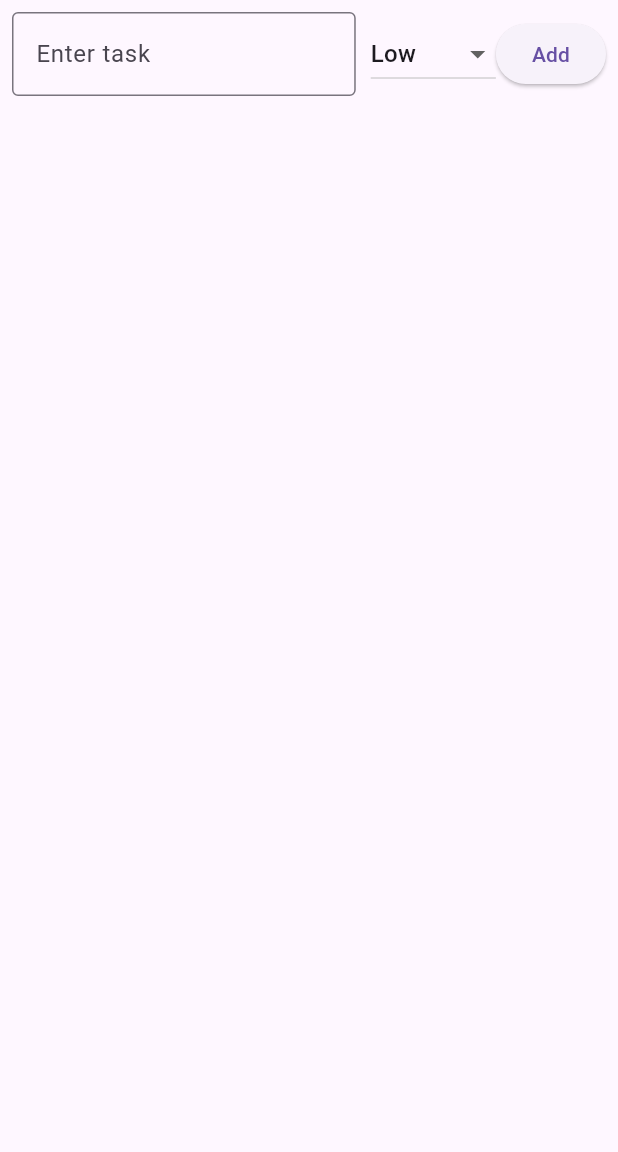
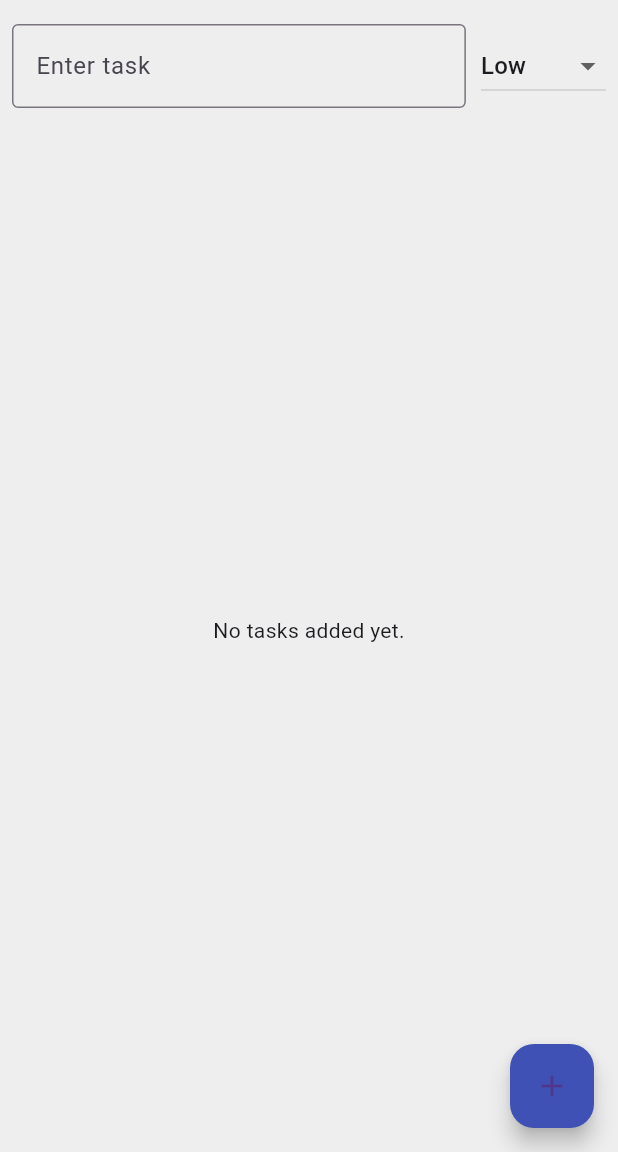
Before and after one commit to divya-jd/Flutter_task_manager_App, a Flutter app: the screen it shows after launch, on a phone screen of 412 x 824 dp, the part 84-1236 px from its top. Run offline on Flutter 3.47's test engine with Material 3 defaults, Android fonts, the phone set to English and light mode, and no system bars.

Commit message:
added separate section for ongoing and completed tasks with timestamp.

```diff
--- a/lib/main.dart
+++ b/lib/main.dart
@@ -1,73 +1,102 @@
 import 'package:flutter/material.dart';
+import 'package:intl/intl.dart'; // For date formatting
 
 void main() => runApp(TaskManagerApp());
 
+// Task model with name, completion status, priority, and timestamp
 class Task {
   String name;
+  bool isCompleted;
   String priority;
-  bool isCompleted;
+  DateTime? completedAt; // Completion timestamp
 
-  Task({
-    required this.name,
-    required this.priority,
-    this.isCompleted = false,
-  });
+  Task({required this.name, this.isCompleted = false, required this.priority});
 }
 
+// Main app for task management
 class TaskManagerApp extends StatelessWidget {
   @override
   Widget build(BuildContext context) {
     return MaterialApp(
+      title: 'Task Manager',
+      theme: ThemeData(
+        primarySwatch: Colors.indigo,
+        visualDensity: VisualDensity.adaptivePlatformDensity,
+      ),
       home: TaskListScreen(),
     );
   }
 }
 
+// Main screen widget for managing tasks
 class TaskListScreen extends StatefulWidget {
   @override
   _TaskListScreenState createState() => _TaskListScreenState();
 }
 
 class _TaskListScreenState extends State<TaskListScreen> {
-  final List<Task> tasks = [];
-  final TextEditingController _taskController = TextEditingController();
-  String _selectedPriority = 'Low';
+  final List<Task> tasks = []; // List to store tasks
+  final TextEditingController _taskController = TextEditingController(); // Text input controller
+  String _selectedPriority = 'Low'; // Default priority
 
+  // Method to add a task to the list
   void _addTask() {
     if (_taskController.text.isNotEmpty) {
       setState(() {
         tasks.add(Task(name: _taskController.text, priority: _selectedPriority));
-        _taskController.clear();
+        _taskController.clear(); // Clear the text input field after adding
+        _sortTasksByPriority();  // Sort tasks after adding
+      });
+    }
+  }
+
+  // Method to remove a task from the list
+  void _removeTask(int index) {
+    setState(() {
+      tasks.removeAt(index);
+    });
+  }
+
+  // Method to toggle the completion status of a task
+  void _toggleCompletion(int index) {
+    setState(() {
+      tasks[index].isCompleted = !tasks[index].isCompleted;
+      tasks[index].completedAt =
+          tasks[index].isCompleted ? DateTime.now() : null;
+    });
+  }
+
+  // Sort tasks based on priority (High > Medium > Low)
+  void _sortTasksByPriority() {
+    setState(() {
       tasks.sort((a, b) {
         const priorityOrder = {'High': 3, 'Medium': 2, 'Low': 1};
         return priorityOrder[b.priority]! - priorityOrder[a.priority]!;
       });
     });
   }
-  }
 
-  void _removeTask(int index) {
-    setState(() {
-      tasks.removeAt(index);
-    });
-  }
-
-  void _toggleCompletion(int index) {
-    setState(() {
-      tasks[index].isCompleted = !tasks[index].isCompleted;
-    });
+  // Method to format the date for completed tasks
+  String _formatDate(DateTime? date) {
+    if (date == null) return '';
+    return DateFormat.yMMMd().add_jm().format(date);
   }
 
   @override
   Widget build(BuildContext context) {
     return Scaffold(
       appBar: AppBar(title: Text('Task Manager')),
-      body: Column(
+      backgroundColor: Colors.grey[200], // Set the background color here
+      body: Padding(
+        padding: const EdgeInsets.all(8.0),
+        child: Column(
           children: [
+            // Section for adding tasks
             Padding(
-            padding: const EdgeInsets.all(8.0),
+              padding: const EdgeInsets.symmetric(vertical: 8.0),
               child: Row(
                 children: [
+                  // Text input field for task name
                   Expanded(
                     child: TextField(
                       controller: _taskController,
@@ -78,6 +107,8 @@ class _TaskListScreenState extends State<TaskListScreen> {
                     ),
                   ),
                   SizedBox(width: 10),
+
+                  // Dropdown for selecting task priority
                   DropdownButton<String>(
                     value: _selectedPriority,
                     onChanged: (String? newValue) {
@@ -93,39 +124,109 @@ class _TaskListScreenState extends State<TaskListScreen> {
                       );
                     }).toList(),
                   ),
-                ElevatedButton(
-                  onPressed: _addTask,
-                  child: Text('Add'),
+                ],
+              ),
+            ),
+
+            // Section for showing tasks
+            Expanded(
+              child: tasks.isNotEmpty
+                  ? ListView(
+                      children: [
+                        // Display ongoing tasks
+                        if (tasks.any((task) => !task.isCompleted))
+                          Column(
+                            crossAxisAlignment: CrossAxisAlignment.start,
+                            children: [
+                              Text(
+                                'Ongoing Tasks',
+                                style: Theme.of(context)
+                                    .textTheme
+                                    .titleMedium
+                                    ?.copyWith(color: Colors.indigo),
+                              ),
+                              ...tasks
+                                  .where((task) => !task.isCompleted)
+                                  .map((task) => Card(
+                                        child: ListTile(
+                                          leading: Checkbox(
+                                            value: task.isCompleted,
+                                            onChanged: (value) =>
+                                                _toggleCompletion(
+                                                    tasks.indexOf(task)),
+                                          ),
+                                          title: Text(
+                                            task.name,
+                                            style: TextStyle(
+                                              fontWeight: FontWeight.w500,
+                                            ),
+                                          ),
+                                          subtitle: Text(
+                                              'Priority: ${task.priority}'),
+                                          trailing: IconButton(
+                                            icon: Icon(Icons.delete),
+                                            onPressed: () => _removeTask(
+                                                tasks.indexOf(task)),
+                                          ),
+                                        ),
+                                      ))
+                                  .toList(),
+                            ],
+                          ),
+
+                        SizedBox(height: 20),
+
+                        // Display completed tasks
+                        if (tasks.any((task) => task.isCompleted))
+                          Column(
+                            crossAxisAlignment: CrossAxisAlignment.start,
+                            children: [
+                              Text(
+                                'Completed Tasks',
+                                style: Theme.of(context)
+                                    .textTheme
+                                    .titleMedium
+                                    ?.copyWith(color: Colors.green),
+                              ),
+                              ...tasks
+                                  .where((task) => task.isCompleted)
+                                  .map((task) => Card(
+                                        color: Colors.green[50],
+                                        child: ListTile(
+                                          leading: Icon(Icons.check_circle,
+                                              color: Colors.green),
+                                          title: Text(
+                                            task.name,
+                                            style: TextStyle(
+                                              decoration:
+                                                  TextDecoration.lineThrough,
+                                              color: Colors.grey[800],
+                                            ),
+                                          ),
+                                          subtitle: Text(
+                                              'Completed on: ${_formatDate(task.completedAt)}'),
+                                          trailing: IconButton(
+                                            icon: Icon(Icons.delete),
+                                            onPressed: () => _removeTask(
+                                                tasks.indexOf(task)),
+                                          ),
+                                        ),
+                                      ))
+                                  .toList(),
+                            ],
+                          ),
+                      ],
+                    )
+                  : Center(child: Text('No tasks added yet.')),
             ),
           ],
         ),
       ),
-          Expanded(
-            child: ListView.builder(
-              itemCount: tasks.length,
-              itemBuilder: (context, index) {
-                final task = tasks[index];
-                return ListTile(
-                  leading: Checkbox(
-                    value: task.isCompleted,
-                    onChanged: (value) => _toggleCompletion(index),
-                  ),
-                  title: Text(
-                    task.name,
-                    style: TextStyle(
-                      decoration: task.isCompleted ? TextDecoration.lineThrough : null,
-                    ),
-                  ),
-                  subtitle: Text('Priority: ${task.priority}'),
-                  trailing: IconButton(
-                    icon: Icon(Icons.delete),
-                    onPressed: () => _removeTask(index),
-                  ),
-                );
-              },
-            ),
-          ),
-        ],
+      // Floating action button to add task
+      floatingActionButton: FloatingActionButton(
+        onPressed: _addTask,
+        child: Icon(Icons.add),
+        backgroundColor: Colors.indigo,
       ),
     );
   }
--- a/pubspec.yaml
+++ b/pubspec.yaml
@@ -31,6 +31,7 @@ dependencies:
   flutter:
     sdk: flutter
   intl: ^0.17.0
+  flutter_local_notifications: ^14.0.0
 
 
   # The following adds the Cupertino Icons font to your application.
```
Also changed, not shown: pubspec.lock, 7 other files. Lines whose indentation alone changed are shown as unchanged.
